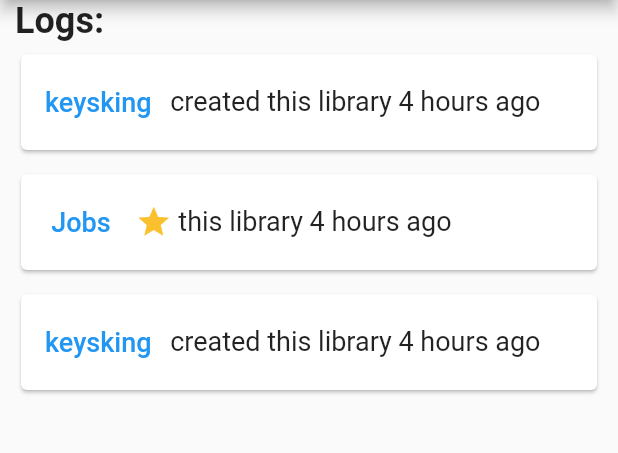
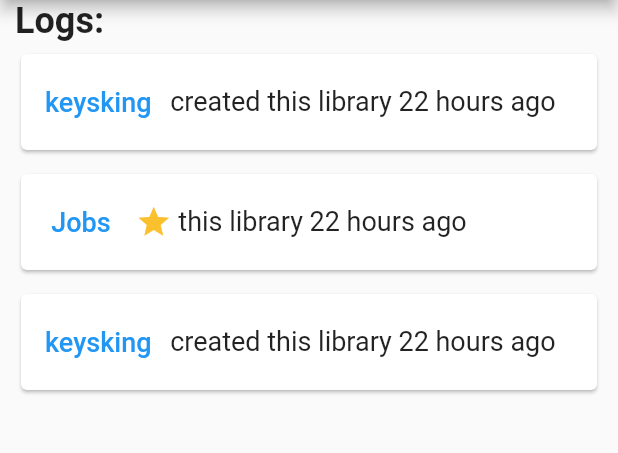
Before and after one commit to keysking/flutter_vivid_text, a Flutter app: the screen it shows after launch, on a phone screen of 412 x 824 dp, the part 84-537 px from its top. Run offline on Flutter 3.47's test engine with Material 2 defaults, Android fonts, the phone set to English and light mode, and no system bars.

```diff
--- a/example/lib/home_page.dart
+++ b/example/lib/home_page.dart
@@ -30,14 +30,15 @@ class HomePage extends StatelessWidget {
         name: 'hoursToNow',
         builder: ((child, attributes) {
           final time = DateTime.fromMillisecondsSinceEpoch(int.parse(attributes['time']!));
-          return TextSpan(text: '${time.hour}');
+          final diff = DateTime.now().difference(time);
+          return TextSpan(text: '${diff.inHours}');
         }),
       ),
     ];
     final logs = [
-      '<user userid="1" name="keysking"></user> created this library <hoursToNow time="1656589103"></hoursToNow> hours ago',
-      '<user userid="2" name="Jobs"></user> <star></star> this library <hoursToNow time="1656589103"></hoursToNow> hours ago',
-      '<user userid="1" name="keysking"></user> created this library <hoursToNow time="1656589103"></hoursToNow> hours ago',
+      '<user userid="1" name="keysking"></user> created this library <hoursToNow time="1656589103000"></hoursToNow> hours ago',
+      '<user userid="2" name="Jobs"></user> <star></star> this library <hoursToNow time="1656589103000"></hoursToNow> hours ago',
+      '<user userid="1" name="keysking"></user> created this library <hoursToNow time="1656589103000"></hoursToNow> hours ago',
     ];
 
     return Scaffold(
```
Also changed, not shown: 1 other file.
